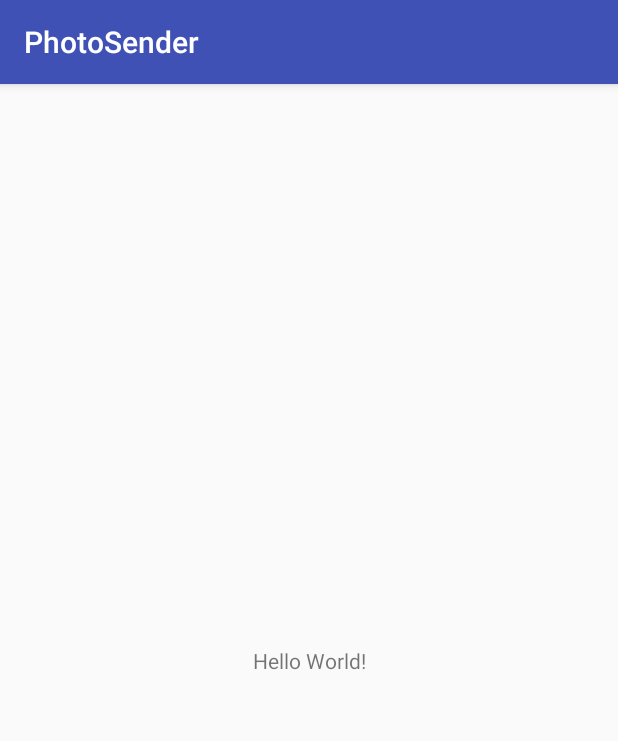
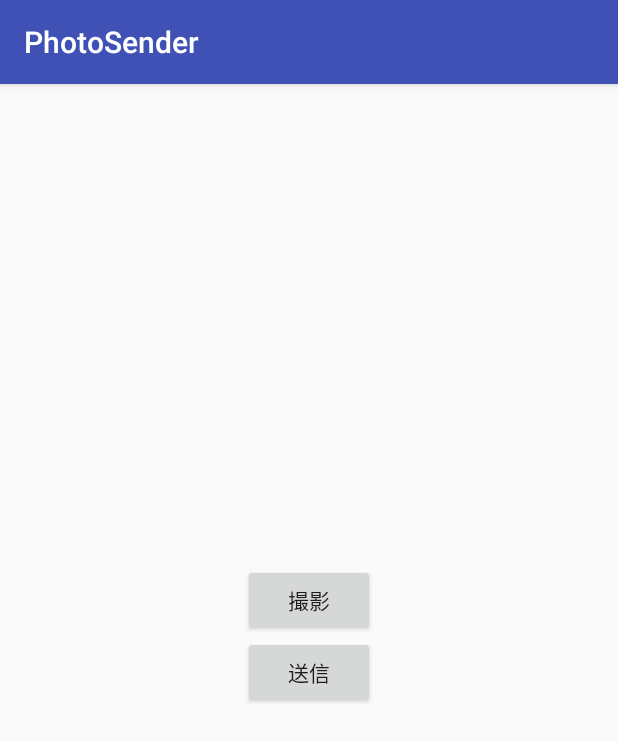
Before and after one commit to TatsukiIshijima/PhotoSender, an Android app: the screen it shows after launch (MainActivity), on a phone screen of 412 x 824 dp. Shown: the top 741 px of the screen. Run offline under Robolectric (Android 15) with nearby library versions, the phone set to English and light mode, and no system bars.

Commit message:
レイアウト作成

```diff
--- a/app/src/main/res/layout/activity_main.xml
+++ b/app/src/main/res/layout/activity_main.xml
@@ -1,18 +1,38 @@
 <?xml version="1.0" encoding="utf-8"?>
-<android.support.constraint.ConstraintLayout xmlns:android="http://schemas.android.com/apk/res/android"
+<RelativeLayout xmlns:android="http://schemas.android.com/apk/res/android"
     xmlns:app="http://schemas.android.com/apk/res-auto"
     xmlns:tools="http://schemas.android.com/tools"
     android:layout_width="match_parent"
     android:layout_height="match_parent"
+    android:layout_marginRight="16dp"
+    android:layout_marginLeft="16dp"
     tools:context="com.io.tatsuki.photosender.MainActivity">
 
-    <TextView
-        android:layout_width="wrap_content"
+    <ImageView
+        android:id="@+id/take_photo_image_view"
+        android:layout_width="match_parent"
+        android:layout_height="300dp"
+        android:layout_marginTop="10dp"/>
+
+    <LinearLayout
+        android:layout_width="match_parent"
         android:layout_height="wrap_content"
-        android:text="Hello World!"
-        app:layout_constraintBottom_toBottomOf="parent"
-        app:layout_constraintLeft_toLeftOf="parent"
-        app:layout_constraintRight_toRightOf="parent"
-        app:layout_constraintTop_toTopOf="parent" />
+        android:orientation="vertical"
+        android:gravity="center"
+        android:layout_below="@+id/take_photo_image_view"
+        android:layout_marginTop="10dp">
 
-</android.support.constraint.ConstraintLayout>
+        <Button
+            android:id="@+id/shoot_button"
+            android:layout_width="wrap_content"
+            android:layout_height="wrap_content"
+            android:text="撮影"/>
+
+        <Button
+            android:id="@+id/send_button"
+            android:layout_width="wrap_content"
+            android:layout_height="wrap_content"
+            android:text="送信"/>
+    </LinearLayout>
+
+</RelativeLayout>
```
